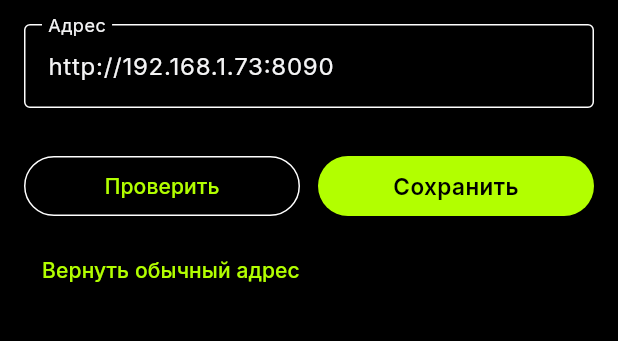
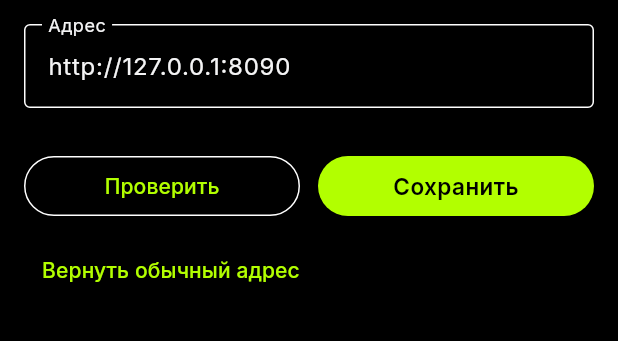
Before and after one commit to sanyamax13/soundflow-player, a Flutter app: the ServerUrlScreen screen opened directly, on a phone screen of 412 x 824 dp, the part 198-539 px from its top. Run offline on Flutter 3.47's test engine with Material 3 defaults, Android fonts, the phone set to English and light mode, and no system bars; our stand-ins replace audio_service, dio, flutter_riverpod, just_audio, sqflite; missing offline and left inert: audio_session; accounts and stored records are empty; network calls fail; statements that could not run were skipped.

Commit message:
feat(mobile): адрес сервера по умолчанию 127.0.0.1:8090 (USB-only)
Alex 08.09.2026 «только USB». Программа на ПК сама поднимает adb reverse,
запрос на 127.0.0.1:8090 уходит в кабель. Чистая установка апк — ничего
вписывать не надо. Wi-Fi-адрес по-прежнему задаётся в Профиле.
Для APK v35 (вместе с уже влитым 7f60445 _syncNow).

Co-Authored-By: Claude Sonnet 5 <noreply@anthropic.com>
Claude-Session: https://claude.ai/code/session_01UQuPfhEmm4SeskdwJPPanB

```diff
--- a/apps/mobile/lib/core/config.dart
+++ b/apps/mobile/lib/core/config.dart
@@ -1,13 +1,15 @@
-/// Адрес сервера (компьютера с программой SoundFlow) в домашней сети.
+/// Адрес компьютера с программой SoundFlow.
 ///
-/// Значение по умолчанию — на случай первого запуска и сборки «как было».
-/// Реальный адрес пользователь задаёт в Профиле → «Адрес сервера»; выбор
-/// сохраняется в базе телефона (ключ `server_url`) и подхватывается при
-/// старте (см. main.dart). Для эмулятора: `--dart-define=SOUNDFLOW_API=
-/// http://10.0.2.2:8090`.
+/// По умолчанию — `127.0.0.1:8090`: связь по USB-кабелю (Alex 08.09.2026,
+/// «только USB»). Программа на компе сама поднимает adb-туннель, и запрос на
+/// 127.0.0.1:8090 уходит в провод. Ничего вписывать не надо — поставил апк,
+/// воткнул кабель, работает.
+/// Wi-Fi (адрес вида 192.168.1.104) при желании задаётся в Профиле →
+/// «Адрес сервера», выбор хранится в базе телефона (`server_url`).
+/// Эмулятор: `--dart-define=SOUNDFLOW_API=http://10.0.2.2:8090`.
 const String kDefaultApiBase = String.fromEnvironment(
   'SOUNDFLOW_API',
-  defaultValue: 'http://192.168.1.73:8090',
+  defaultValue: 'http://127.0.0.1:8090',
 );
 
 /// Текущий адрес сервера. Меняется в Профиле (`Api.setBaseUrl`), читается при
```
